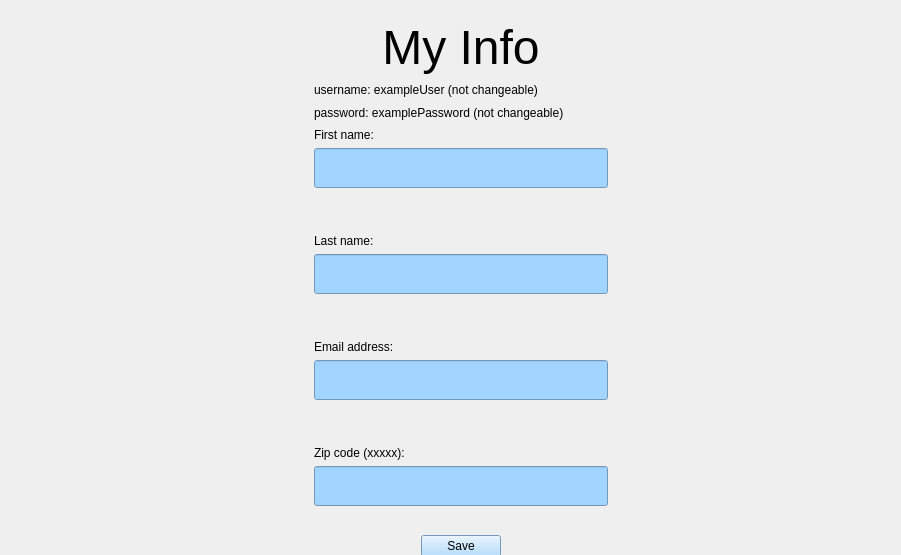
Old version of the form team1_1/GUI/userinfo.ui in the repository lee-anh/Adopet.
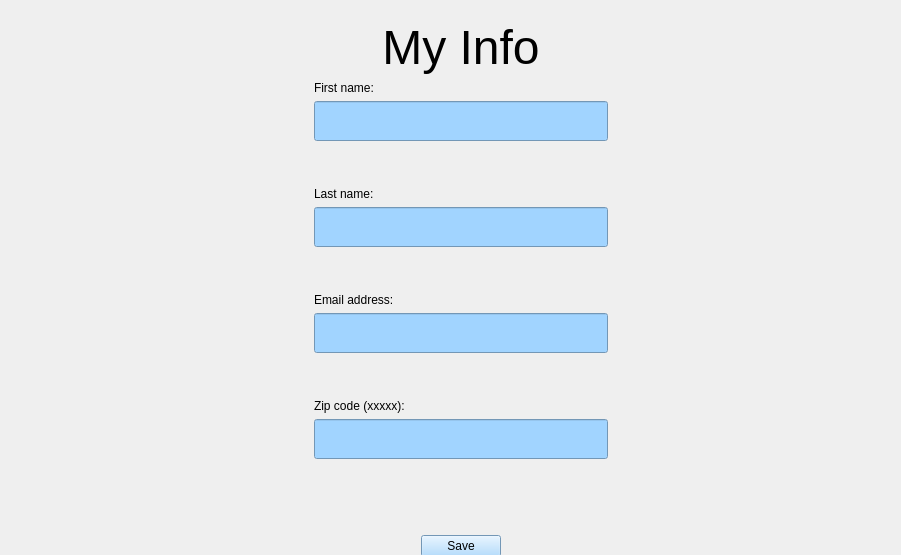
New version of the form. The open tabs and pages were chosen to show the change.

What changed in the file:
```diff
--- a/team1_1/GUI/userinfo.ui
+++ b/team1_1/GUI/userinfo.ui
@@ -369,34 +369,7 @@
          </property>
         </widget>
        </item>
-       <item row="1" column="1">
-        <widget class="QLabel" name="usernameLabel">
-         <property name="text">
-          <string>username: exampleUser (not changeable)</string>
-         </property>
-        </widget>
-       </item>
-       <item row="2" column="1">
-        <widget class="QLabel" name="passwordLabel">
-         <property name="text">
-          <string>password: examplePassword (not changeable)</string>
-         </property>
-        </widget>
-       </item>
-       <item row="3" column="0">
-        <spacer name="horizontalSpacer_7">
-         <property name="orientation">
-          <enum>Qt::Horizontal</enum>
-         </property>
-         <property name="sizeHint" stdset="0">
-          <size>
-           <width>282</width>
-           <height>20</height>
-          </size>
-         </property>
-        </spacer>
-       </item>
-       <item row="3" column="1" rowspan="2">
+       <item row="1" column="1" rowspan="2">
         <layout class="QVBoxLayout" name="verticalLayout_6">
          <item>
           <widget class="QLabel" name="label_8">
@@ -535,7 +508,7 @@
          </item>
         </layout>
        </item>
-       <item row="4" column="2">
+       <item row="2" column="2">
         <spacer name="horizontalSpacer_8">
          <property name="orientation">
           <enum>Qt::Horizontal</enum>
@@ -548,7 +521,7 @@
          </property>
         </spacer>
        </item>
-       <item row="5" column="1">
+       <item row="4" column="1">
         <widget class="QLabel" name="errorLabel2">
          <property name="styleSheet">
           <string notr="true">color:red;</string>
@@ -558,7 +531,30 @@
          </property>
         </widget>
        </item>
-       <item row="6" column="1">
+       <item row="3" column="1">
+        <widget class="QLabel" name="adopterSavedMessage">
+         <property name="text">
+          <string/>
+         </property>
+         <property name="alignment">
+          <set>Qt::AlignCenter</set>
+         </property>
+        </widget>
+       </item>
+       <item row="1" column="0">
+        <spacer name="horizontalSpacer_7">
+         <property name="orientation">
+          <enum>Qt::Horizontal</enum>
+         </property>
+         <property name="sizeHint" stdset="0">
+          <size>
+           <width>282</width>
+           <height>20</height>
+          </size>
+         </property>
+        </spacer>
+       </item>
+       <item row="5" column="1">
         <layout class="QHBoxLayout" name="horizontalLayout_7">
          <item>
           <spacer name="horizontalSpacer_3">
```
Left out of the diff: 55 changed lines with no effect on the pictures.
